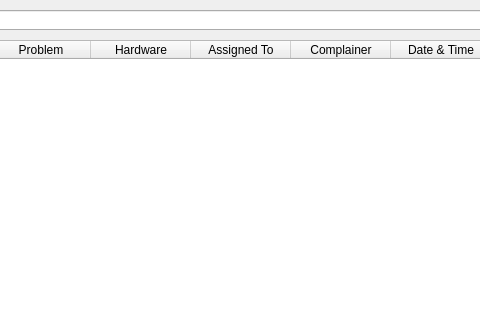
Before: the Qt Designer form com_log.ui in Rahul-Mac/hsm, drawn with Qt 5; both pictures show x 120 to 600 and y 0 to 320 of the 1332 by 611 pixel window.
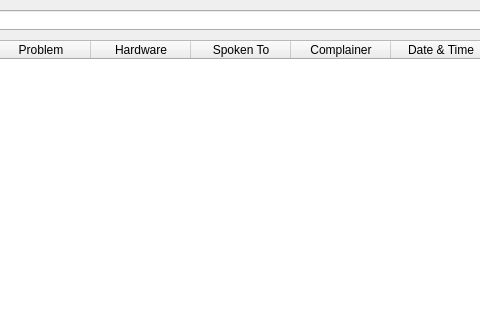
After: the same form once the commit is applied.

```diff
--- a/com_log.ui
+++ b/com_log.ui
@@ -55,7 +55,7 @@
    </column>
    <column>
     <property name="text">
-     <string>Assigned To</string>
+     <string>Spoken To</string>
     </property>
    </column>
    <column>
```
